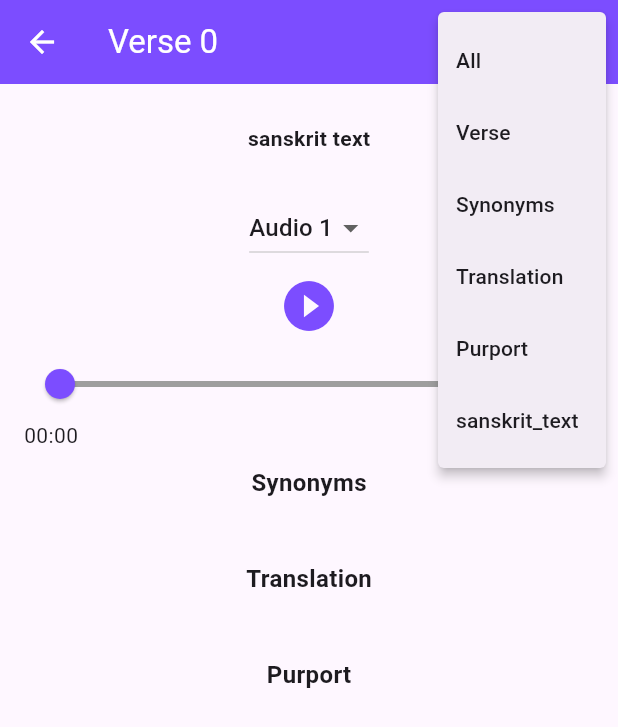
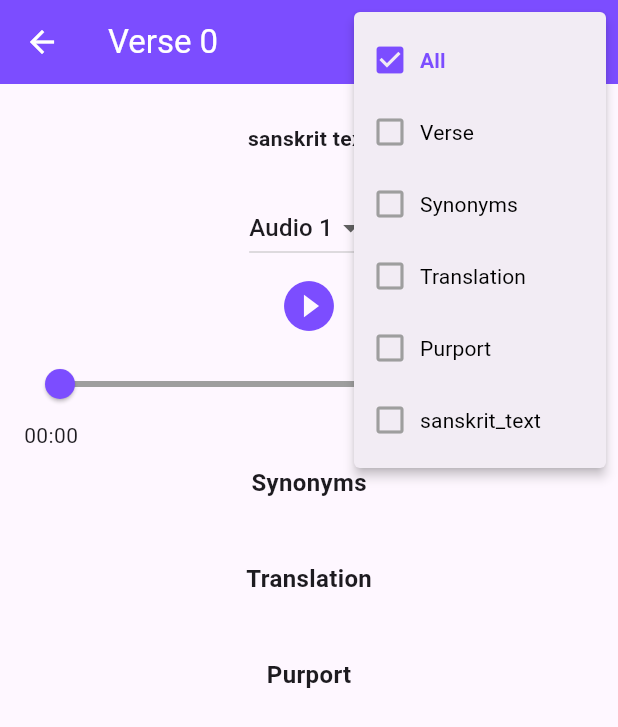
Before and after one commit to ppsspp18/Sanskrit-Recitation-App, a Flutter app: the GitaVersePage screen opened directly with empty values, after a tap on the "menu" icon, on a phone screen of 412 x 824 dp. Shown: the top 727 px of the screen. Run offline on Flutter 3.47's test engine with Material 3 defaults, Android fonts, the phone set to English and light mode, and no system bars; our stand-ins replace audioplayers, shared_preferences; accounts and stored records are empty.

Commit message:
hamburger

```diff
--- a/lib/verse_page/hamburger_button.dart
+++ b/lib/verse_page/hamburger_button.dart
@@ -1,13 +1,13 @@
 import 'package:flutter/material.dart';
 
 class HamburgerButton extends StatelessWidget {
-  final String selectedView;
+  final List<String> selectedViews;
   final List<String> viewOptions;
-  final ValueChanged<String> onViewSelected;
+  final Function(String) onViewSelected;
 
   const HamburgerButton({
     Key? key,
-    required this.selectedView,
+    required this.selectedViews,
     required this.viewOptions,
     required this.onViewSelected,
   }) : super(key: key);
@@ -15,16 +15,31 @@ class HamburgerButton extends StatelessWidget {
   @override
   Widget build(BuildContext context) {
     return PopupMenuButton<String>(
-      onSelected: onViewSelected,
+      icon: Icon(Icons.menu, color: Colors.white),
+      onSelected: (value) {
+        onViewSelected(value);
+      },
       itemBuilder: (context) {
-        return viewOptions.map((String option) {
+        return viewOptions.map((option) {
+          bool isSelected = selectedViews.contains(option);
           return PopupMenuItem<String>(
             value: option,
-            child: Text(option),
+            child: Row(
+              children: [
+                Icon(
+                  isSelected ? Icons.check_box : Icons.check_box_outline_blank,
+                  color: isSelected ? Colors.deepPurpleAccent : Colors.grey,
+                ),
+                SizedBox(width: 8),
+                Text(option, style: TextStyle(
+                  fontWeight: isSelected ? FontWeight.bold : FontWeight.normal,
+                  color: isSelected ? Colors.deepPurpleAccent : Colors.black,
+                )),
+              ],
+            ),
           );
         }).toList();
       },
-      icon: Icon(Icons.menu),
     );
   }
 }
--- a/lib/verse_page/verse_detail_screen.dart
+++ b/lib/verse_page/verse_detail_screen.dart
@@ -17,7 +17,7 @@ class _GitaVersePageState extends State<GitaVersePage> {
   Duration _duration = Duration.zero;
   Duration _position = Duration.zero;
 
-  String _selectedView = 'All';
+  List<String> _selectedViews = ['All'];
   final List<String> _viewOptions = ['All', 'Verse', 'Synonyms', 'Translation', 'Purport', 'sanskrit_text'];
 
   String _selectedAudio = 'Audio 1';
@@ -73,10 +73,25 @@ class _GitaVersePageState extends State<GitaVersePage> {
         iconTheme: IconThemeData(color: Colors.white),
         actions: [
           HamburgerButton(
-            selectedView: _selectedView,
+            selectedViews: _selectedViews,
             viewOptions: _viewOptions,
-            onViewSelected: (value) => setState(() => _selectedView = value),
+            onViewSelected: (value) {
+              setState(() {
+                if (value == 'All') {
+                  _selectedViews = ['All']; // Reset to only 'All'
+                } else {
+                  if (_selectedViews.contains('All')) _selectedViews.remove('All');
+                  if (_selectedViews.contains(value)) {
+                    _selectedViews.remove(value);
+                  } else {
+                    _selectedViews.add(value);
+                  }
+                }
+              });
+            },
           ),
+
+
         ],
       ),
       body: Padding(
@@ -85,22 +100,23 @@ class _GitaVersePageState extends State<GitaVersePage> {
           child: Column(
             crossAxisAlignment: CrossAxisAlignment.center,
             children: [
-              if (_selectedView == 'All' || _selectedView == 'Verse')
+              if (_selectedViews.contains('All') || _selectedViews.contains('Verse'))
                 ...widget.verse.lines.map((line) => _buildLine(parseLine(line))).toList(),
 
-              if (_selectedView == 'All' || _selectedView == 'sanskrit_text')
+              if (_selectedViews.contains('All') || _selectedViews.contains('sanskrit_text'))
                 _buildSection2('sanskrit text', widget.verse.textSanskrit),
 
               _buildAudioControls(),
 
-              if (_selectedView == 'All' || _selectedView == 'Synonyms')
+              if (_selectedViews.contains('All') || _selectedViews.contains('Synonyms'))
                 _buildSection('Synonyms', widget.verse.textSynonyms),
 
-              if (_selectedView == 'All' || _selectedView == 'Translation')
+              if (_selectedViews.contains('All') || _selectedViews.contains('Translation'))
                 _buildSection('Translation', widget.verse.textTranslation),
 
-              if (_selectedView == 'All' || _selectedView == 'Purport')
+              if (_selectedViews.contains('All') || _selectedViews.contains('Purport'))
                 _buildSection('Purport', widget.verse.textPurport),
+
 
             ],
           ),
```
Also changed, not shown: lib/verse_page/verse_detail_screen2.dart (+24 -8 lines).
